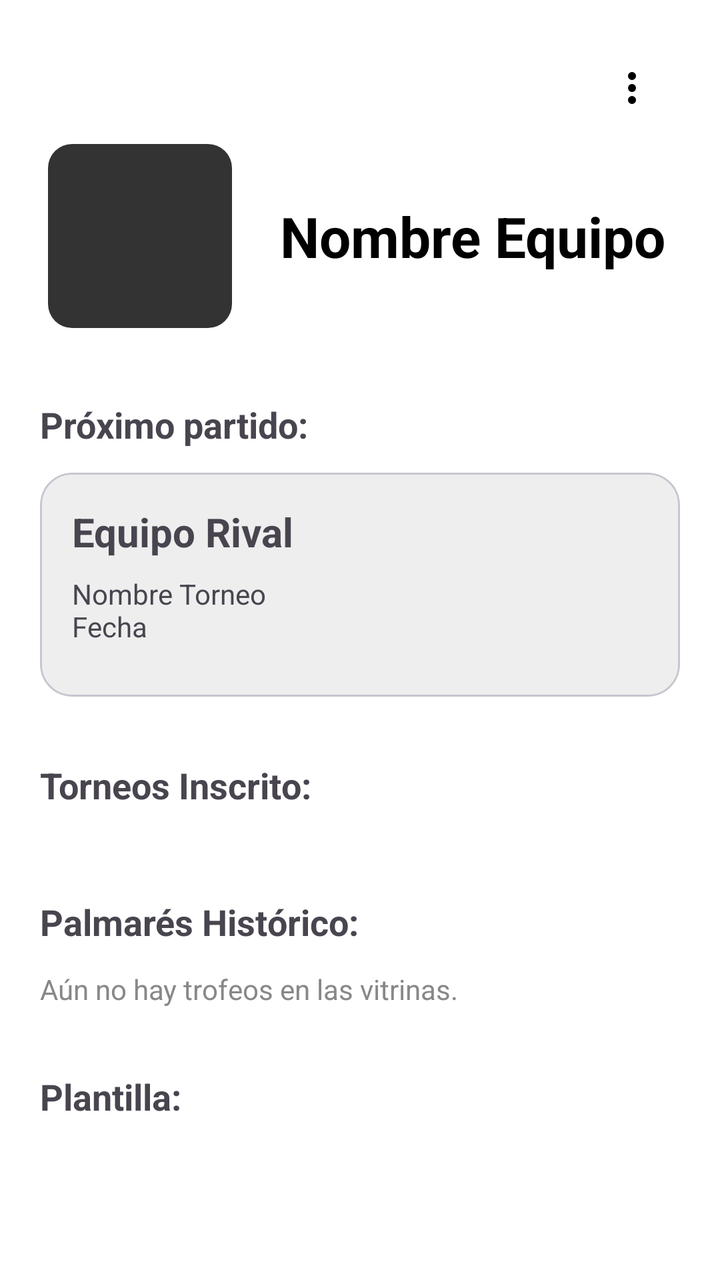
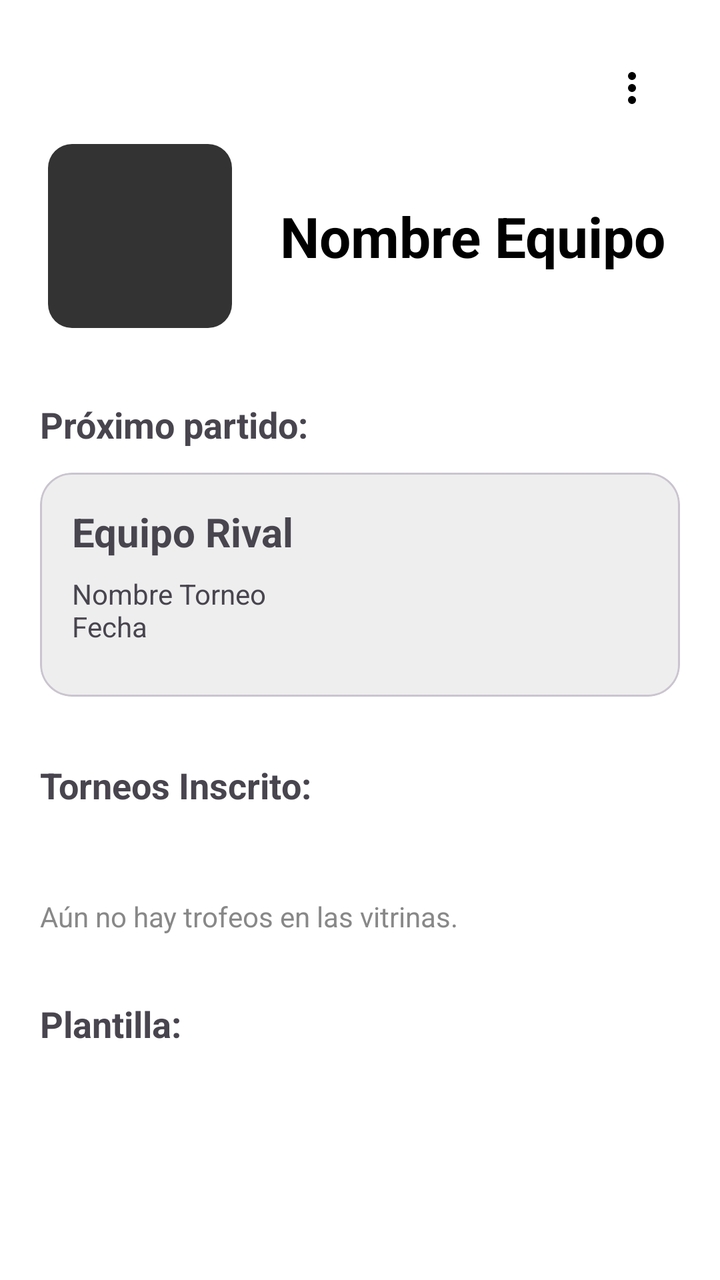

An Android layout rendered at two revisions. The XML below is the earlier revision; the diff shows what the commit changed to produce the second picture.
<!-- AndroidManifest.xml: application theme Theme.TournamentApp -->
<!-- res/layout/fragment_equipo_detalle.xml -->
<?xml version="1.0" encoding="utf-8"?>
<androidx.core.widget.NestedScrollView xmlns:android="http://schemas.android.com/apk/res/android"
    xmlns:app="http://schemas.android.com/apk/res-auto"
    android:layout_width="match_parent"
    android:layout_height="match_parent"
    android:background="@color/white">

    <LinearLayout
        android:layout_width="match_parent"
        android:layout_height="wrap_content"
        android:orientation="vertical"
        android:padding="20dp">

        <ImageView
            android:id="@+id/btnOpcionesEquipo"
            android:layout_width="48dp"
            android:layout_height="48dp"
            android:layout_gravity="end"
            android:padding="12dp"
            android:src="@drawable/ic_more_vert"
            app:tint="@color/black"
            android:background="?attr/selectableItemBackgroundBorderless"
            android:contentDescription="Opciones del equipo" />

        <LinearLayout
            android:layout_width="match_parent"
            android:layout_height="wrap_content"
            android:orientation="horizontal"
            android:gravity="center_vertical"
            android:layout_marginBottom="32dp">

            <com.google.android.material.imageview.ShapeableImageView
                android:id="@+id/ivDetalleLogo"
                android:layout_width="100dp"
                android:layout_height="100dp"
                android:background="#333333"
                android:padding="4dp"
                app:shapeAppearanceOverlay="@style/CornerRounded" />

            <TextView
                android:id="@+id/tvDetalleNombre"
                android:layout_width="match_parent"
                android:layout_height="wrap_content"
                android:layout_marginStart="20dp"
                android:text="Nombre Equipo"
                android:textSize="28sp"
                android:textStyle="bold"
                android:textColor="@color/black" />
        </LinearLayout>

        <TextView
            android:layout_width="wrap_content"
            android:layout_height="wrap_content"
            android:text="Próximo partido:"
            android:textStyle="bold"
            android:textSize="18sp"
            android:layout_marginBottom="12dp" />

        <com.google.android.material.card.MaterialCardView
            android:id="@+id/cardProximoPartido"
            android:layout_width="match_parent"
            android:layout_height="wrap_content"
            android:layout_marginBottom="32dp"
            app:cardCornerRadius="16dp"
            app:cardBackgroundColor="#EEEEEE"
            app:cardElevation="0dp">

            <androidx.constraintlayout.widget.ConstraintLayout
                android:layout_width="match_parent"
                android:layout_height="wrap_content"
                android:padding="16dp">

                <TextView
                    android:id="@+id/tvRivalNombre"
                    android:layout_width="0dp"
                    android:layout_height="wrap_content"
                    android:text="Equipo Rival"
                    android:textSize="20sp"
                    android:textStyle="bold"
                    app:layout_constraintStart_toStartOf="parent"
                    app:layout_constraintTop_toTopOf="parent"
                    app:layout_constraintEnd_toStartOf="@+id/ivRivalLogo"/>

                <TextView
                    android:id="@+id/tvTorneoFecha"
                    android:layout_width="0dp"
                    android:layout_height="wrap_content"
                    android:text="Nombre Torneo\nFecha"
                    android:layout_marginTop="8dp"
                    app:layout_constraintStart_toStartOf="parent"
                    app:layout_constraintTop_toBottomOf="@+id/tvRivalNombre"
                    app:layout_constraintEnd_toStartOf="@+id/ivRivalLogo"/>

                <ImageView
                    android:id="@+id/ivRivalLogo"
                    android:layout_width="80dp"
                    android:layout_height="80dp"
                    android:scaleType="centerInside"
                    app:layout_constraintEnd_toEndOf="parent"
                    app:layout_constraintTop_toTopOf="parent"
                    app:layout_constraintBottom_toBottomOf="parent"/>

            </androidx.constraintlayout.widget.ConstraintLayout>
        </com.google.android.material.card.MaterialCardView>

        <TextView
            android:layout_width="wrap_content"
            android:layout_height="wrap_content"
            android:text="Torneos Inscrito:"
            android:textStyle="bold"
            android:textSize="18sp"
            android:layout_marginBottom="12dp" />

        <androidx.recyclerview.widget.RecyclerView
            android:id="@+id/rvTorneosInscrito"
            android:layout_width="match_parent"
            android:layout_height="wrap_content"
            android:orientation="horizontal"
            android:layout_marginBottom="32dp" />

        <TextView
            android:layout_width="wrap_content"
            android:layout_height="wrap_content"
            android:text="Palmarés Histórico:"
            android:textStyle="bold"
            android:textSize="18sp"
            android:layout_marginBottom="12dp" />

        <TextView
            android:id="@+id/tvPalmares"
            android:layout_width="match_parent"
            android:layout_height="wrap_content"
            android:text="Aún no hay trofeos en las vitrinas."
            android:textColor="#888888"
            android:layout_marginBottom="32dp"/>

        <TextView
            android:layout_width="wrap_content"
            android:layout_height="wrap_content"
            android:text="Plantilla:"
            android:textStyle="bold"
            android:textSize="18sp"
            android:layout_marginBottom="12dp" />

        <androidx.recyclerview.widget.RecyclerView
            android:id="@+id/rvJugadores"
            android:layout_width="match_parent"
            android:layout_height="wrap_content"
            android:orientation="horizontal"
            android:layout_marginBottom="32dp" />

    </LinearLayout>
</androidx.core.widget.NestedScrollView>
<!-- resources referenced by this layout -->
<resources>
  <color name="black">#FF000000</color>
  <color name="white">#FFFFFFFF</color>
  <!-- drawable ic_more_vert (drawable) -->
  <vector xmlns:android="http://schemas.android.com/apk/res/android" android:height="24dp" android:tint="#000000" android:viewportHeight="960" android:viewportWidth="960" android:width="24dp">
        
      <path android:fillColor="@android:color/white" android:pathData="M480,800Q447,800 423.5,776.5Q400,753 400,720Q400,687 423.5,663.5Q447,640 480,640Q513,640 536.5,663.5Q560,687 560,720Q560,753 536.5,776.5Q513,800 480,800ZM480,560Q447,560 423.5,536.5Q400,513 400,480Q400,447 423.5,423.5Q447,400 480,400Q513,400 536.5,423.5Q560,447 560,480Q560,513 536.5,536.5Q513,560 480,560ZM480,320Q447,320 423.5,296.5Q400,273 400,240Q400,207 423.5,183.5Q447,160 480,160Q513,160 536.5,183.5Q560,207 560,240Q560,273 536.5,296.5Q513,320 480,320Z"/>
      
  </vector>
  <style name="CornerRounded">
          <item name="cornerFamily">rounded</item>
          <item name="cornerSize">12dp</item>
      </style>
  <style name="Theme.TournamentApp" parent="Base.Theme.TournamentApp" />
  <style name="Base.Theme.TournamentApp" parent="Theme.Material3.DayNight.NoActionBar">
          
          
      </style>
</resources>

<!-- the commit's change to res/layout/fragment_equipo_detalle.xml (unified diff, before → after) -->
@@ -118,21 +118,27 @@
             android:orientation="horizontal"
             android:layout_marginBottom="32dp" />
 
-        <TextView
-            android:layout_width="wrap_content"
-            android:layout_height="wrap_content"
-            android:text="Palmarés Histórico:"
-            android:textStyle="bold"
-            android:textSize="18sp"
-            android:layout_marginBottom="12dp" />
-
-        <TextView
-            android:id="@+id/tvPalmares"
+        <FrameLayout
             android:layout_width="match_parent"
             android:layout_height="wrap_content"
-            android:text="Aún no hay trofeos en las vitrinas."
-            android:textColor="#888888"
-            android:layout_marginBottom="32dp"/>
+            android:layout_marginBottom="32dp">
+
+            <androidx.recyclerview.widget.RecyclerView
+                android:id="@+id/rvPalmaresEquipo"
+                android:layout_width="match_parent"
+                android:layout_height="wrap_content"
+                android:orientation="horizontal"
+                android:visibility="gone"
+                app:layoutManager="androidx.recyclerview.widget.LinearLayoutManager" />
+
+            <TextView
+                android:id="@+id/tvPalmaresVacio"
+                android:layout_width="match_parent"
+                android:layout_height="wrap_content"
+                android:text="Aún no hay trofeos en las vitrinas."
+                android:textColor="#888888"
+                android:visibility="visible" />
+        </FrameLayout>
 
         <TextView
             android:layout_width="wrap_content"
